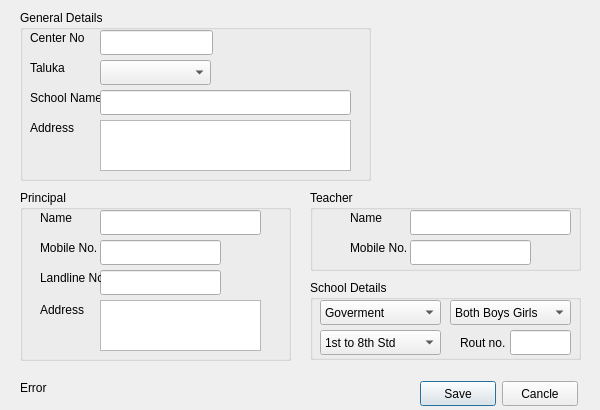
The window that QuickManager/schooldialog.ui (Vijay13/QuickManager) describes before a commit, drawn with Qt 5.
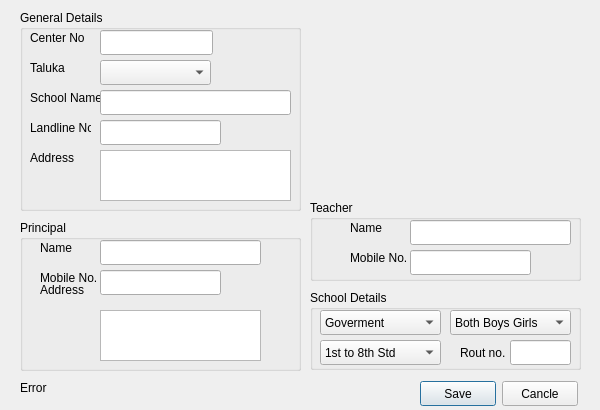
The same window after the commit.

Commit message: Moved principalLandLine box from principal detail to school detail

```diff
--- a/QuickManager/schooldialog.ui
+++ b/QuickManager/schooldialog.ui
@@ -17,9 +17,9 @@
    <property name="geometry">
     <rect>
      <x>20</x>
-     <y>190</y>
-     <width>271</width>
-     <height>171</height>
+     <y>220</y>
+     <width>281</width>
+     <height>151</height>
     </rect>
    </property>
    <property name="title">
@@ -57,27 +57,11 @@
      </size>
     </property>
    </widget>
-   <widget class="QLineEdit" name="lineEditPrincipalLandNo">
-    <property name="geometry">
-     <rect>
-      <x>80</x>
-      <y>80</y>
-      <width>121</width>
-      <height>25</height>
-     </rect>
-    </property>
-    <property name="minimumSize">
-     <size>
-      <width>0</width>
-      <height>25</height>
-     </size>
-    </property>
-   </widget>
    <widget class="QTextEdit" name="textEditPrincipalAddress">
     <property name="geometry">
      <rect>
       <x>80</x>
-      <y>110</y>
+      <y>90</y>
       <width>161</width>
       <height>51</height>
      </rect>
@@ -112,25 +96,12 @@
      <string>Mobile No.</string>
     </property>
    </widget>
-   <widget class="QLabel" name="label_7">
-    <property name="geometry">
-     <rect>
-      <x>20</x>
-      <y>80</y>
-      <width>61</width>
-      <height>16</height>
-     </rect>
-    </property>
-    <property name="text">
-     <string>Landline No.</string>
-    </property>
-   </widget>
   </widget>
   <widget class="QGroupBox" name="groupBox_2">
    <property name="geometry">
     <rect>
      <x>310</x>
-     <y>190</y>
+     <y>200</y>
      <width>271</width>
      <height>81</height>
     </rect>
@@ -201,7 +172,7 @@
    <property name="geometry">
     <rect>
      <x>310</x>
-     <y>280</y>
+     <y>290</y>
      <width>271</width>
      <height>80</height>
     </rect>
@@ -342,7 +313,7 @@
    <property name="geometry">
     <rect>
      <x>40</x>
-     <y>300</y>
+     <y>280</y>
      <width>61</width>
      <height>20</height>
     </rect>
@@ -407,8 +378,8 @@
     <rect>
      <x>20</x>
      <y>10</y>
-     <width>351</width>
-     <height>171</height>
+     <width>281</width>
+     <height>201</height>
     </rect>
    </property>
    <property name="title">
@@ -460,7 +431,7 @@
     <property name="geometry">
      <rect>
       <x>10</x>
-      <y>110</y>
+      <y>140</y>
       <width>71</width>
       <height>16</height>
      </rect>
@@ -487,7 +458,7 @@
      <rect>
       <x>80</x>
       <y>80</y>
-      <width>251</width>
+      <width>191</width>
       <height>25</height>
      </rect>
     </property>
@@ -518,8 +489,8 @@
     <property name="geometry">
      <rect>
       <x>80</x>
-      <y>110</y>
-      <width>251</width>
+      <y>140</y>
+      <width>191</width>
       <height>51</height>
      </rect>
     </property>
@@ -528,6 +499,35 @@
     </property>
    </widget>
   </widget>
+  <widget class="QLabel" name="label_7">
+   <property name="geometry">
+    <rect>
+     <x>30</x>
+     <y>120</y>
+     <width>61</width>
+     <height>16</height>
+    </rect>
+   </property>
+   <property name="text">
+    <string>Landline No.</string>
+   </property>
+  </widget>
+  <widget class="QLineEdit" name="lineEditPrincipalLandNo">
+   <property name="geometry">
+    <rect>
+     <x>100</x>
+     <y>120</y>
+     <width>121</width>
+     <height>25</height>
+    </rect>
+   </property>
+   <property name="minimumSize">
+    <size>
+     <width>0</width>
+     <height>25</height>
+    </size>
+   </property>
+  </widget>
  </widget>
  <tabstops>
   <tabstop>lineEditCenterNo</tabstop>
```
Left out of the diff: 2 changed lines with no effect on the pictures.
